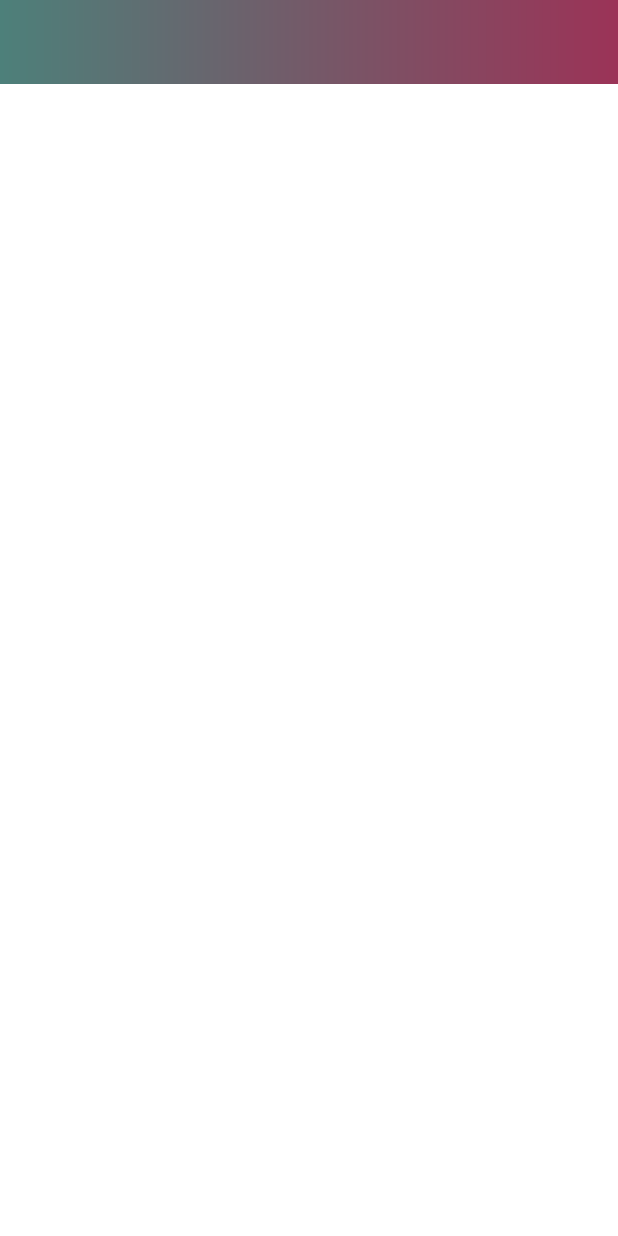
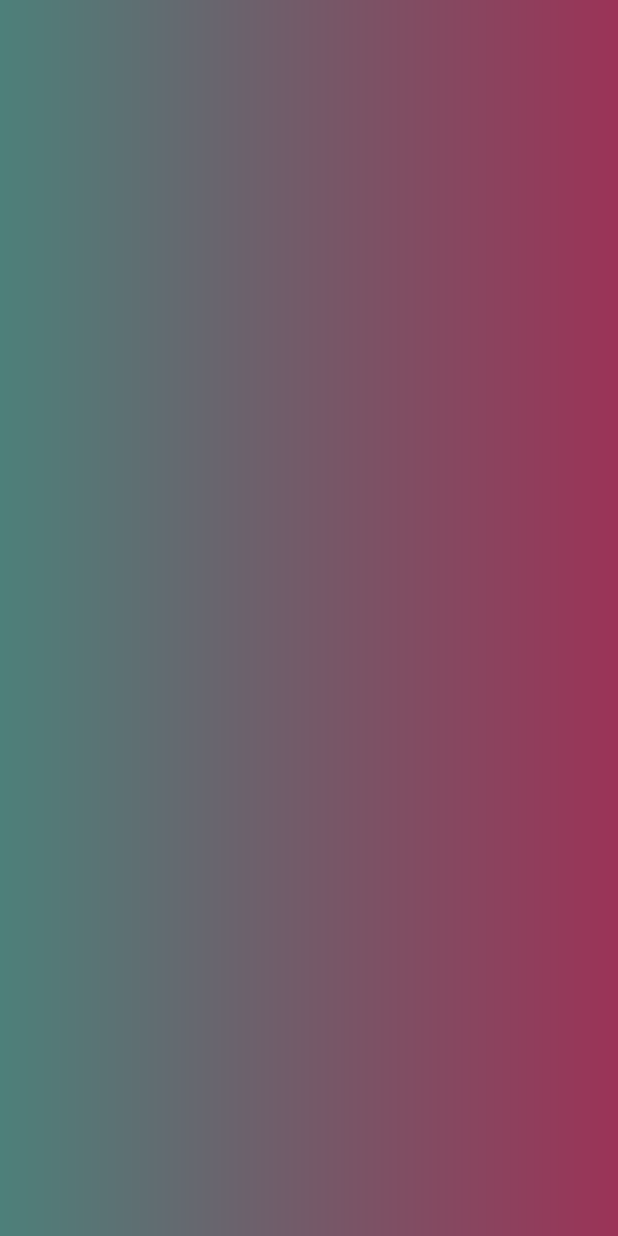
Before and after one commit to andreea-popa22/Happy-Places-Android-Java-Project, an Android app: the layout toolbar.xml on its own in the app's theme, with its tools: preview values and no code run, on a phone screen of 412 x 824 dp. Run offline under Robolectric (Android 15) with nearby library versions, the phone set to English and light mode, and no system bars.

Commit message:
fixed search places bug

```diff
--- a/HappyPlaces/app/src/main/res/layout/toolbar.xml
+++ b/HappyPlaces/app/src/main/res/layout/toolbar.xml
@@ -3,9 +3,8 @@
     xmlns:android="http://schemas.android.com/apk/res/android"
     xmlns:app="http://schemas.android.com/apk/res-auto"
     android:id="@+id/toolbar"
-    android:layout_height="wrap_content"
+    android:layout_height="match_parent"
     android:layout_width="match_parent"
-    android:fitsSystemWindows="true"
     android:minHeight="?attr/actionBarSize"
     app:theme="@style/ThemeOverlay.AppCompat.Dark.ActionBar"
     android:background="@drawable/gradient_color">
```
